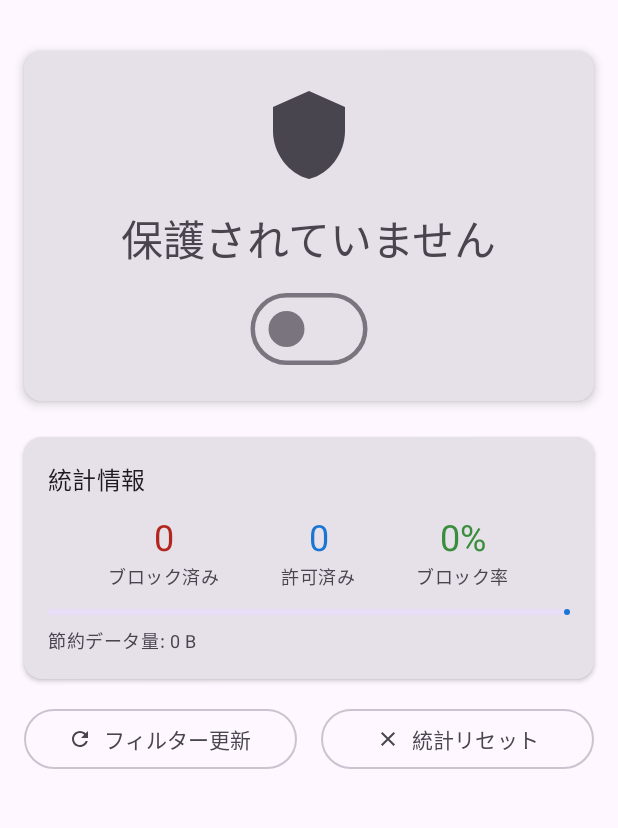
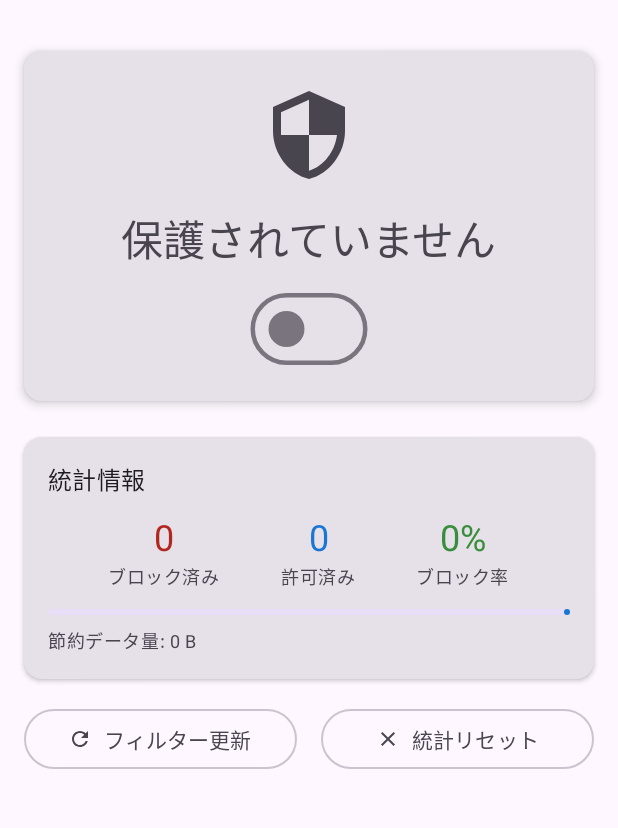
Before and after one commit to ayutaz/block-ad, an Android app built with Jetpack Compose: the screen it shows after launch (MainActivity), on a phone screen of 412 x 824 dp, the part 69-897 px from its top. Run offline under Robolectric (Android 15) with nearby library versions, the phone set to English and light mode, and no system bars.

Commit message:
Fix Android build configuration and imports
- Update CMakeLists.txt path in build.gradle
- Fix MainActivity imports for Security icon
- Add proper CMake configuration for JNI library

```diff
--- a/android/app/build.gradle
+++ b/android/app/build.gradle
@@ -29,7 +29,7 @@ android {
 
     externalNativeBuild {
         cmake {
-            path file('src/main/cpp/CMakeLists.txt')
+            path file('CMakeLists.txt')
             version '3.18.1'
         }
     }
--- a/android/app/src/main/java/com/adblock/MainActivity.kt
+++ b/android/app/src/main/java/com/adblock/MainActivity.kt
@@ -9,6 +9,7 @@ import androidx.activity.result.contract.ActivityResultContracts
 import androidx.compose.foundation.layout.*
 import androidx.compose.material.icons.Icons
 import androidx.compose.material.icons.filled.*
+import androidx.compose.material.icons.outlined.*
 import androidx.compose.material3.*
 import androidx.compose.runtime.*
 import androidx.compose.ui.Alignment
@@ -133,7 +134,7 @@ fun MainScreen(
                     horizontalAlignment = Alignment.CenterHorizontally
                 ) {
                     Icon(
-                        imageVector = if (isVpnEnabled) Icons.Filled.Shield else Icons.Filled.Shield,
+                        imageVector = if (isVpnEnabled) Icons.Filled.Security else Icons.Outlined.Security,
                         contentDescription = null,
                         modifier = Modifier.size(64.dp),
                         tint = if (isVpnEnabled) MaterialTheme.colorScheme.primary else MaterialTheme.colorScheme.onSurfaceVariant
```
Also changed, not shown: 2 other files.
